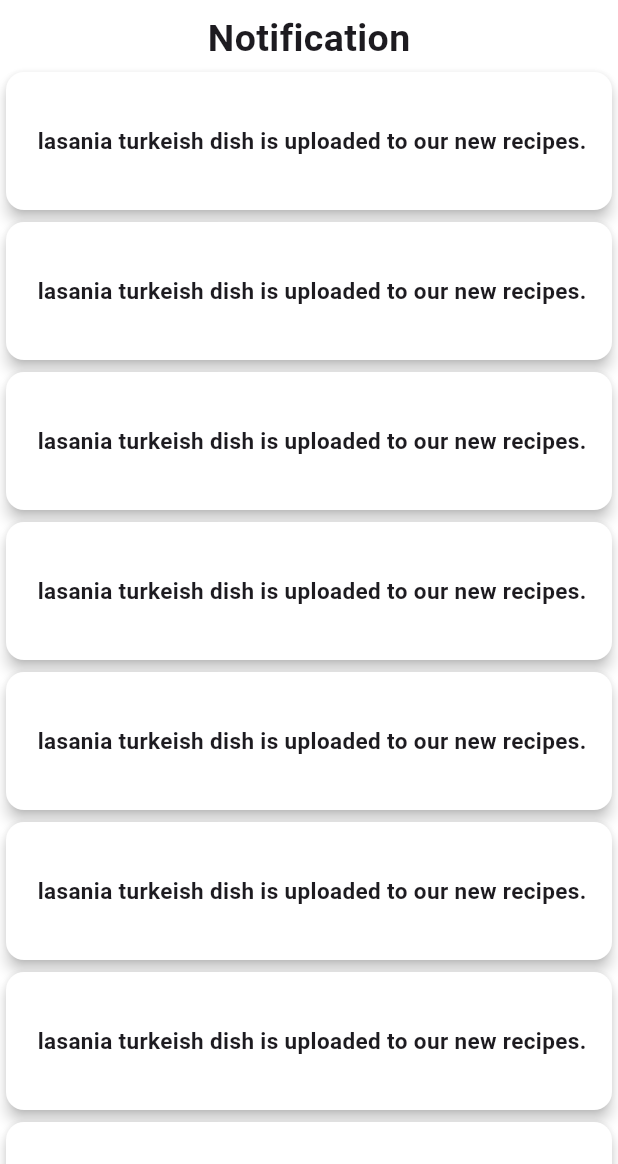
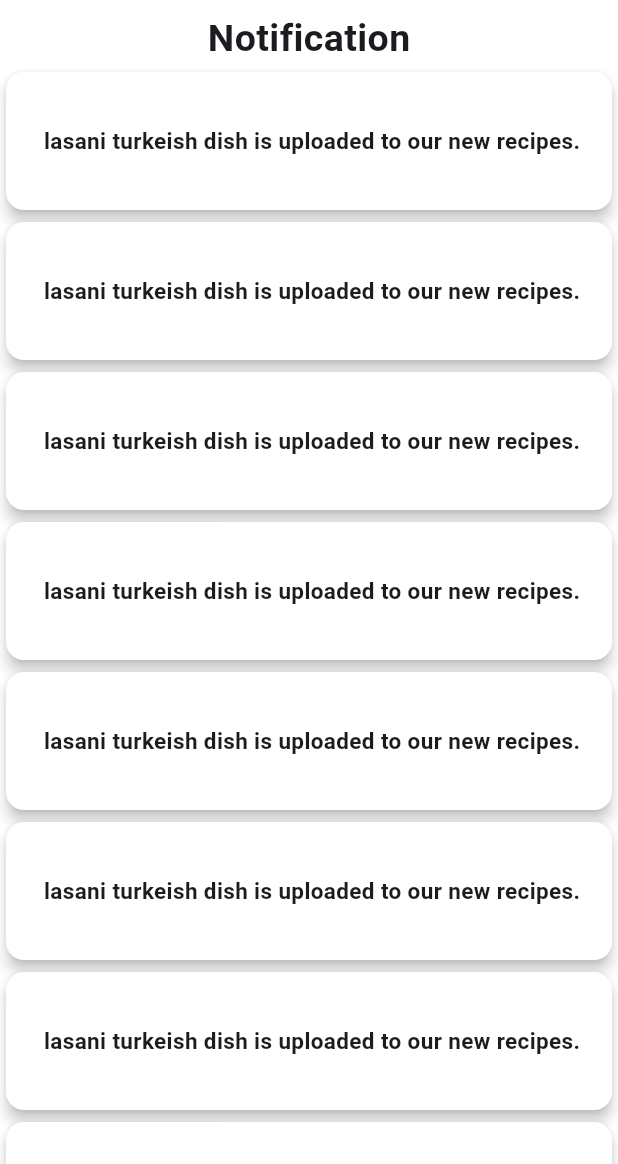
Before and after one commit to Shovon0017/Homemade-Haven, a Flutter app: the NotificationShow screen opened directly, on a phone screen of 412 x 824 dp, the part 72-1236 px from its top. Run offline on Flutter 3.47's test engine with Material 3 defaults, Android fonts, the phone set to English and light mode, and no system bars; our stand-ins replace animated_notch_bottom_bar, carousel_slider, flutter_secure_storage, get, get_storage, shimmer; accounts and stored records are empty.

```diff
--- a/lib/view/screen/notification/notification.dart
+++ b/lib/view/screen/notification/notification.dart
@@ -32,7 +32,7 @@ class NotificationShow extends StatelessWidget {
                     color: Colors.white,
                     child: Center(child: Padding(
                       padding: EdgeInsets.all(8.0),
-                      child: Text(" lasania turkeish dish is uploaded to our new recipes.",style: TextStyle(fontSize:15,fontWeight: FontWeight.bold),),
+                      child: Text(" lasani turkeish dish is uploaded to our new recipes.",style: TextStyle(fontSize:15,fontWeight: FontWeight.bold),),
                     )),
                   ),
                 );
```
